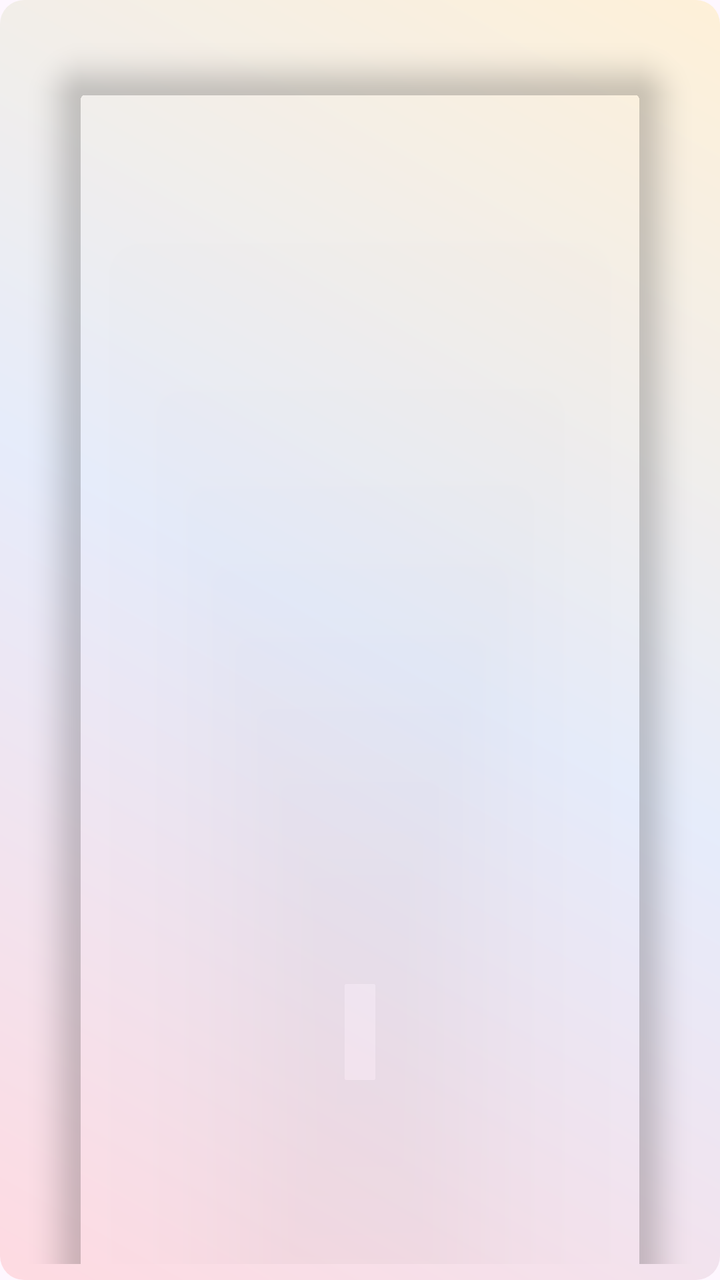
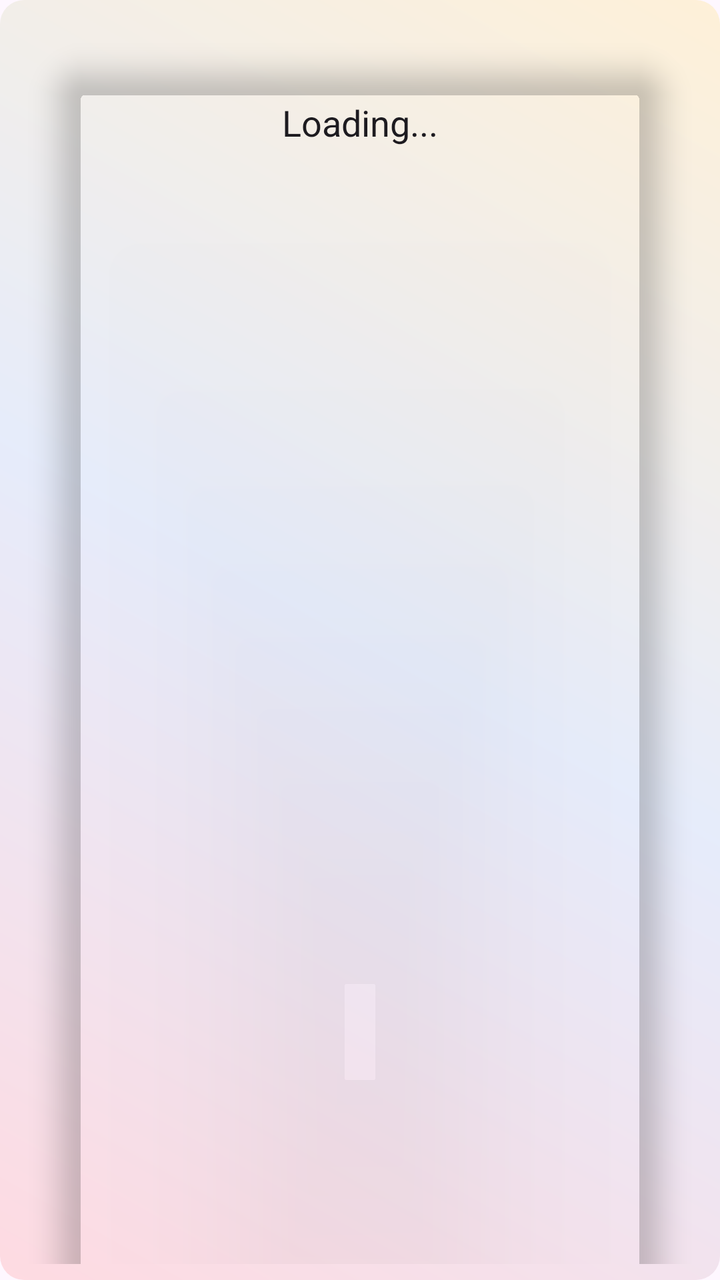

Before-and-after screenshots of an Android layout around one commit, followed by the original layout XML and the change that was made.
<!-- AndroidManifest.xml: application theme Theme.MangaV5 -->
<!-- res/layout/activity_list_search_result.xml -->
<?xml version="1.0" encoding="utf-8"?>
<androidx.constraintlayout.widget.ConstraintLayout xmlns:android="http://schemas.android.com/apk/res/android"
    xmlns:app="http://schemas.android.com/apk/res-auto"
    xmlns:tools="http://schemas.android.com/tools"
    android:layout_width="match_parent"
    android:layout_height="match_parent"
    android:background="@drawable/bg_gradient">

    <FrameLayout
        android:layout_width="match_parent"
        android:layout_height="wrap_content"
        android:padding="8dp"
        android:background="@android:color/transparent" app:layout_constraintTop_toTopOf="parent">

        <androidx.cardview.widget.CardView
            android:layout_width="match_parent"
            android:layout_height="1000dp"
            android:layout_margin="8dp"
            app:cardCornerRadius="16dp"
            app:cardElevation="8dp"
            app:cardUseCompatPadding="true"
            app:cardBackgroundColor="@android:color/transparent">

            <androidx.recyclerview.widget.RecyclerView
                android:id="@+id/search_results_recycler"
                android:layout_width="match_parent"
                android:layout_height="match_parent"
                android:clipToPadding="false"
                android:padding="8dp"
                android:scrollbars="vertical"
                android:background="@android:color/transparent"/>
        </androidx.cardview.widget.CardView>
    </FrameLayout>
</androidx.constraintlayout.widget.ConstraintLayout>
<!-- resources referenced by this layout -->
<resources>
  <!-- drawable bg_gradient (drawable) -->
  <shape xmlns:android="http://schemas.android.com/apk/res/android"
      android:shape="rectangle">
  
      <gradient
          android:startColor="#33FF6B6B"
          android:centerColor="#3385C1E9"
          android:endColor="#33FFD93D"
          android:angle="45"
          android:type="linear"/>
  
      <corners android:radius="12dp"/>
  </shape>
  <style name="Theme.MangaV5" parent="Theme.MaterialComponents.DayNight.DarkActionBar">
          
          <item name="colorPrimary">@color/purple_500</item>
          <item name="colorPrimaryVariant">@color/purple_700</item>
          <item name="colorOnPrimary">@color/white</item>
          
          <item name="colorSecondary">@color/teal_200</item>
          <item name="colorSecondaryVariant">@color/teal_700</item>
          <item name="colorOnSecondary">@color/black</item>
          
          <item name="android:statusBarColor">?attr/colorPrimaryVariant</item>
          
      </style>
  <color name="purple_500">#FF6200EE</color>
  <color name="purple_700">#FF3700B3</color>
  <color name="white">#FFFFFFFF</color>
  <color name="teal_200">#FF03DAC5</color>
  <color name="teal_700">#FF018786</color>
  <color name="black">#FF000000</color>
</resources>

<!-- the commit's change to res/layout/activity_list_search_result.xml (unified diff, before → after) -->
@@ -1,5 +1,6 @@
 <?xml version="1.0" encoding="utf-8"?>
-<androidx.constraintlayout.widget.ConstraintLayout xmlns:android="http://schemas.android.com/apk/res/android"
+<androidx.constraintlayout.widget.ConstraintLayout
+    xmlns:android="http://schemas.android.com/apk/res/android"
     xmlns:app="http://schemas.android.com/apk/res-auto"
     xmlns:tools="http://schemas.android.com/tools"
     android:layout_width="match_parent"
@@ -10,7 +11,8 @@
         android:layout_width="match_parent"
         android:layout_height="wrap_content"
         android:padding="8dp"
-        android:background="@android:color/transparent" app:layout_constraintTop_toTopOf="parent">
+        android:background="@android:color/transparent"
+        app:layout_constraintTop_toTopOf="parent">
 
         <androidx.cardview.widget.CardView
             android:layout_width="match_parent"
@@ -21,14 +23,31 @@
             app:cardUseCompatPadding="true"
             app:cardBackgroundColor="@android:color/transparent">
 
-            <androidx.recyclerview.widget.RecyclerView
-                android:id="@+id/search_results_recycler"
+            
+            <FrameLayout
                 android:layout_width="match_parent"
-                android:layout_height="match_parent"
-                android:clipToPadding="false"
-                android:padding="8dp"
-                android:scrollbars="vertical"
-                android:background="@android:color/transparent"/>
+                android:layout_height="match_parent">
+
+                <androidx.recyclerview.widget.RecyclerView
+                    android:id="@+id/recycler_search_results"
+                    android:layout_width="match_parent"
+                    android:layout_height="match_parent"
+                    android:padding="8dp"/>
+
+
+            </FrameLayout>
+
+            <TextView
+                android:id="@+id/loading_text"
+                android:layout_width="wrap_content"
+                android:layout_height="wrap_content"
+                android:text="Loading..."
+                android:textColor="?android:attr/textColorPrimary"
+                android:textSize="18sp"
+                android:layout_gravity="top|center_horizontal"
+                android:layout_marginTop="16dp"
+                android:visibility="visible"/>
+
         </androidx.cardview.widget.CardView>
     </FrameLayout>
 </androidx.constraintlayout.widget.ConstraintLayout>
